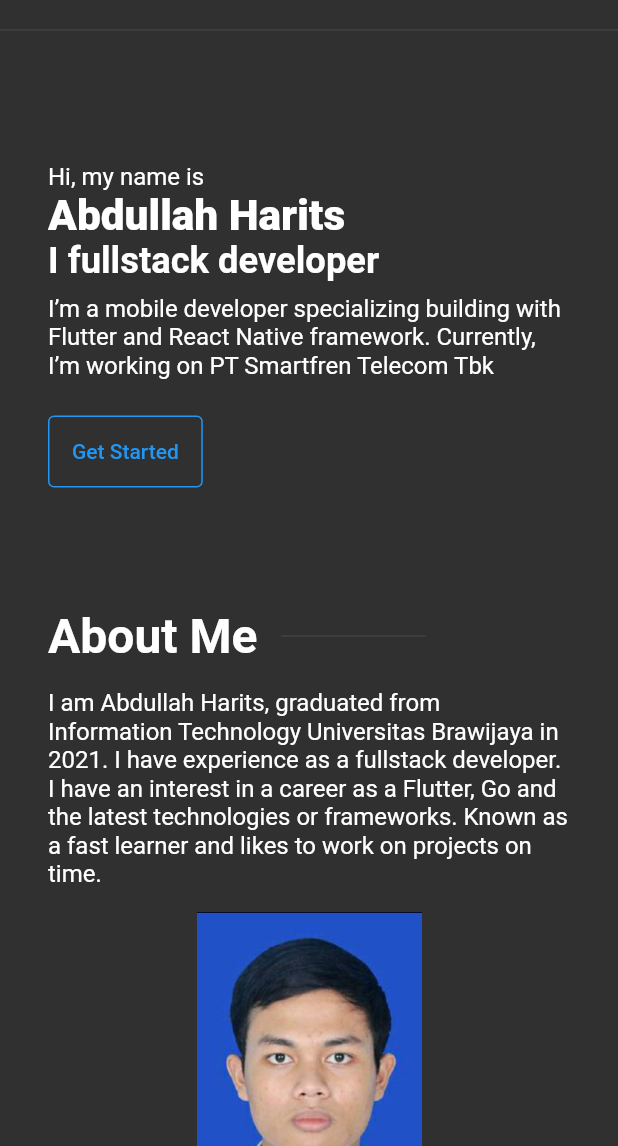
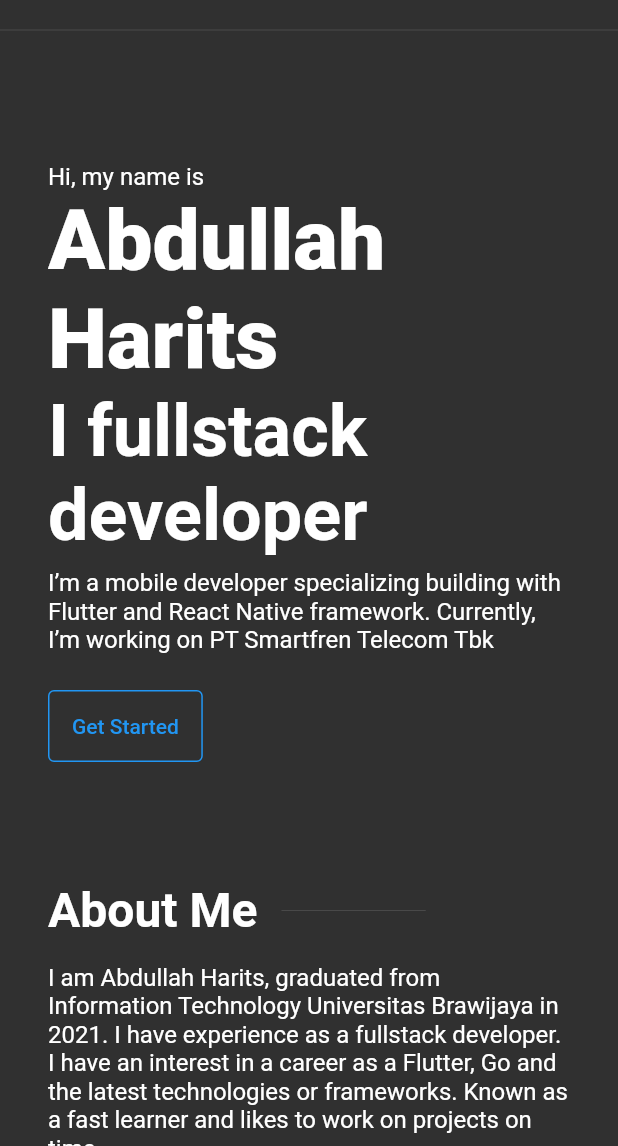
Before and after one commit to Harits19/harits19.github.io, a Flutter app: the screen it shows after launch, on a phone screen of 412 x 824 dp, the part 90-1236 px from its top. Run offline on Flutter 3.47's test engine with Material 2 defaults, Android fonts, the phone set to English and light mode, and no system bars; drawn by our look-alikes of scrollable_positioned_list; our stand-ins replace easy_localization, flutter_riverpod, fluttericon; missing offline and left inert: easy_localization_loader.

Commit message:
refactor code

```diff
--- a/lib/extensions/num_extension.dart
+++ /dev/null
@@ -1,8 +0,0 @@
-import 'package:flutter/material.dart';
-import 'package:harits_portofolio/ui/utils/responsive_util.dart';
-
-extension DoubleExtension on num {
-  double sp(BuildContext context) {
-    return ResponsiveUtil.size(context, this);
-  }
-}
--- a/lib/main.dart
+++ b/lib/main.dart
@@ -18,10 +18,10 @@ void main() async {
   runApp(
     EasyLocalization(
       supportedLocales: KLocale.supportedLocales,
-      fallbackLocale: KLocale.en,
+      fallbackLocale: KLocaleEnum.en.locale,
       path: KLocale.translationPath,
       assetLoader: YamlAssetLoader(),
-      startLocale: KLocale.en,
+      startLocale: KLocaleEnum.en.locale,
       useOnlyLangCode: true,
       child: ProviderScope(
         child: const MyApp(),
--- a/lib/ui/base/constans/k_curves.dart
+++ b/lib/ui/base/constans/k_curves.dart
@@ -3,5 +3,5 @@ import 'package:flutter/material.dart';
 class KCurves {
   KCurves._();
 
-  static const kFastOutSlowIn = Curves.fastOutSlowIn;
+  static const defaultCurves = Curves.fastOutSlowIn;
 }
--- a/lib/ui/base/constans/k_locale.dart
+++ b/lib/ui/base/constans/k_locale.dart
@@ -3,8 +3,16 @@ import 'package:flutter/material.dart';
 class KLocale {
   KLocale._();
 
-  static const translationPath = 'assets/translations',
-      id = Locale('id', 'ID'),
-      en = Locale('en', 'US'),
-      supportedLocales = [id, en];
+  static const translationPath = 'assets/translations';
+  static final supportedLocales =
+      KLocaleEnum.values.map((e) => e.locale).toList();
 }
+
+enum KLocaleEnum {
+  id(locale: Locale('id', 'ID')),
+  en(locale: Locale('en', 'US'));
+
+  const KLocaleEnum({required this.locale});
+
+  final Locale locale;
+}
--- a/lib/ui/base/constans/k_size.dart
+++ b/lib/ui/base/constans/k_size.dart
@@ -3,7 +3,6 @@ import 'package:flutter/material.dart';
 class KSize {
   const KSize._();
 
-  static const paddingSection = EdgeInsets.symmetric(vertical: 40);
   static const double s16 = 16,
       s48 = 48,
       s4 = 4,
--- a/lib/ui/base/constans/k_text.dart
+++ b/lib/ui/base/constans/k_text.dart
@@ -13,7 +13,7 @@ class KText {
       googlePlay =
           'https://play.google.com/store/apps/developer?id=Abdullah+Harits',
       abdullahHarits = 'Abdullah Harits',
-      listOfSkill1 = [
+      listOfSkill = [
         "Flutter",
         "React Native",
         "Object Oriented Programming",
--- a/lib/ui/base/providers/home/home_notifier.dart
+++ b/lib/ui/base/providers/home/home_notifier.dart
@@ -38,7 +38,7 @@ class HomeNotifier extends StateNotifier<HomeState> {
     await state.controller.scrollTo(
       index: index,
       duration: KDuration.d300,
-      curve: KCurves.kFastOutSlowIn,
+      curve: KCurves.defaultCurves,
     );
     state = state.copyWith(isScrolling: false);
   }
--- a/lib/ui/home/views/about_me_view.dart
+++ b/lib/ui/home/views/about_me_view.dart
@@ -47,7 +47,7 @@ class AboutMeView extends StatelessWidget {
         ),
         const Gap.v(8),
         GridViewView<String>(
-          list: KText.listOfSkill1,
+          list: KText.listOfSkill,
           crossAxisCount: 2,
           renderItem: (e) {
             return TextIcon(e);
--- a/lib/ui/home/views/header_view.dart
+++ b/lib/ui/home/views/header_view.dart
@@ -52,11 +52,11 @@ class _HeaderViewState extends ConsumerState<HeaderView> {
             const Spacer(),
             () {
               final currentLocale = EasyLocalization.of(context)?.currentLocale;
-              var localeText = KLocale.id.languageCode.toUpperCase();
-              var updateLocaleTo = KLocale.id;
-              if (currentLocale == KLocale.id) {
-                updateLocaleTo = KLocale.en;
-                localeText = KLocale.en.languageCode.toUpperCase();
+              var localeText = KLocaleEnum.id.locale.languageCode.toUpperCase();
+              var updateLocaleTo = KLocaleEnum.id.locale;
+              if (currentLocale == KLocaleEnum.id.locale) {
+                updateLocaleTo = KLocaleEnum.en.locale;
+                localeText = KLocaleEnum.en.locale.languageCode.toUpperCase();
               }
 
               return IconButton(
--- a/lib/ui/home/views/onboarding_view.dart
+++ b/lib/ui/home/views/onboarding_view.dart
@@ -1,7 +1,6 @@
 import 'package:easy_localization/easy_localization.dart';
 import 'package:flutter/material.dart';
 import 'package:flutter_riverpod/flutter_riverpod.dart';
-import 'package:harits_portofolio/extensions/num_extension.dart';
 import 'package:harits_portofolio/ui/base/constans/k_size.dart';
 import 'package:harits_portofolio/ui/base/constans/k_text.dart';
 import 'package:harits_portofolio/ui/base/constans/k_textstyle.dart';
@@ -22,17 +21,17 @@ class OnboardingView extends ConsumerWidget {
           tr('my_name_is'),
           style: KTextStyle.subtitle,
         ),
-        Text(
+        const Text(
           KText.abdullahHarits,
           style: TextStyle(
-            fontSize: 56.sp(context),
+            fontSize: 56,
             fontWeight: FontWeight.w900,
           ),
         ),
         Text(
           tr('i_full_stack_dev'),
-          style: TextStyle(
-            fontSize: 48.sp(context),
+          style: const TextStyle(
+            fontSize: 48,
             fontWeight: FontWeight.bold,
           ),
         ),
--- a/lib/ui/home/views/section_container.dart
+++ b/lib/ui/home/views/section_container.dart
@@ -17,7 +17,7 @@ class SectionContainer extends StatelessWidget {
   Widget build(BuildContext context) {
     return AnimatedInitialWidget(
       child: Padding(
-        padding: KSize.paddingSection,
+        padding: const EdgeInsets.symmetric(vertical: 40),
         child: Column(
           crossAxisAlignment: CrossAxisAlignment.start,
           children: [
--- a/lib/ui/widgets/animated_initial_widget.dart
+++ b/lib/ui/widgets/animated_initial_widget.dart
@@ -33,7 +33,7 @@ class _AnimatedInitialWidgetState extends State<AnimatedInitialWidget> {
   @override
   Widget build(BuildContext context) {
     final duration = KDuration.d2000;
-    const curves = KCurves.kFastOutSlowIn;
+    const curves = KCurves.defaultCurves;
     return AnimatedPadding(
       duration: duration,
       curve: curves,
--- a/lib/ui/widgets/animated_slide_widget.dart
+++ b/lib/ui/widgets/animated_slide_widget.dart
@@ -36,7 +36,7 @@ class _AnimatedSlideWidgetState extends State<AnimatedSlideWidget> {
     return AnimatedSlide(
       duration: KDuration.d500,
       offset: _offset,
-      curve: KCurves.kFastOutSlowIn,
+      curve: KCurves.defaultCurves,
       child: widget.child,
     );
   }
```
